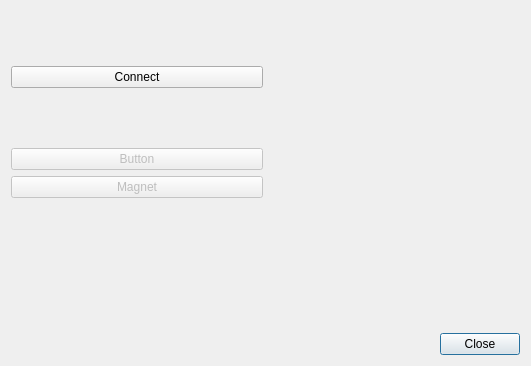
geertdaelemans/CuteCaspar, file CuteCaspar/RaspberryPIDialog.ui: the form before one commit.
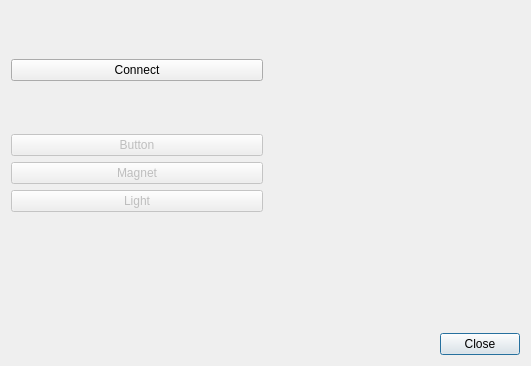
The form after the commit. Icons and pictures are not drawn.

Commit message: Added light control to RaspberryPI.

```diff
--- a/CuteCaspar/RaspberryPIDialog.ui
+++ b/CuteCaspar/RaspberryPIDialog.ui
@@ -84,6 +84,19 @@
          </property>
         </widget>
        </item>
+       <item>
+        <widget class="QPushButton" name="btnLight">
+         <property name="enabled">
+          <bool>false</bool>
+         </property>
+         <property name="focusPolicy">
+          <enum>Qt::NoFocus</enum>
+         </property>
+         <property name="text">
+          <string>Light</string>
+         </property>
+        </widget>
+       </item>
        <item>
         <spacer name="verticalSpacer_4">
          <property name="orientation">
```
The commit also changes 5 other files.
